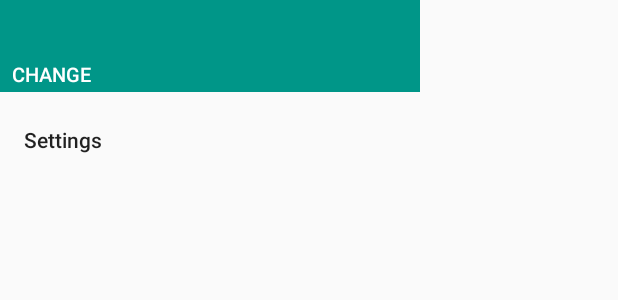
After one commit to nanorus/MaterialWeather, an Android app: the layout navigation_view.xml on its own in the app's theme, with its tools: preview values and no code run, on a phone screen of 412 x 824 dp. The commit adds this screen. Shown: the top 300 px of the screen. Run offline under Robolectric (Android 15) with nearby library versions, the phone set to English and light mode, and no system bars.

Commit message:
navigation drawer implemented code refactoring

```diff
--- /dev/null
+++ b/app/src/main/res/layout/navigation_view.xml
@@ -0,0 +1,12 @@
+<?xml version="1.0" encoding="utf-8"?>
+<android.support.design.widget.NavigationView
+    xmlns:android="http://schemas.android.com/apk/res/android"
+    xmlns:app="http://schemas.android.com/apk/res-auto"
+    android:id="@+id/navigation"
+    android:layout_width="wrap_content"
+    android:layout_height="match_parent"
+    android:layout_gravity="start"
+    app:headerLayout="@layout/navigation_view_header"
+    app:menu="@menu/navigation_menu">
+
+</android.support.design.widget.NavigationView>
--- /dev/null
+++ b/app/src/main/res/layout/navigation_view_header.xml
@@ -0,0 +1,42 @@
+<?xml version="1.0" encoding="utf-8"?>
+<android.support.constraint.ConstraintLayout
+    xmlns:android="http://schemas.android.com/apk/res/android"
+    xmlns:app="http://schemas.android.com/apk/res-auto"
+    xmlns:tools="http://schemas.android.com/tools"
+    android:layout_width="match_parent"
+    android:layout_height="match_parent">
+
+
+    <ImageView
+        android:id="@+id/imageView"
+        android:layout_width="0dp"
+        android:layout_height="0dp"
+        android:background="@color/colorPrimary"
+        app:layout_constraintBottom_toBottomOf="@id/button_menu_changeCity"
+        app:layout_constraintLeft_toLeftOf="parent"
+        app:layout_constraintRight_toRightOf="parent"
+        app:layout_constraintTop_toTopOf="parent"/>
+
+    <TextView
+        android:id="@+id/textView_menu_city"
+        style="@style/PrimaryBigTextView"
+        android:layout_width="wrap_content"
+        android:layout_height="wrap_content"
+        android:layout_marginLeft="8dp"
+        android:layout_marginTop="8dp"
+        android:gravity="start"
+        app:layout_constraintStart_toStartOf="parent"
+        app:layout_constraintTop_toTopOf="parent"
+        tools:text="London"/>
+
+    <Button
+        android:id="@+id/button_menu_changeCity"
+        style="@style/PrimarySmallTextButton"
+        android:layout_width="wrap_content"
+        android:layout_marginLeft="8dp"
+        android:gravity="start|center_vertical"
+        android:text="@string/change"
+        app:layout_constraintStart_toStartOf="parent"
+        app:layout_constraintTop_toBottomOf="@+id/textView_menu_city"/>
+
+</android.support.constraint.ConstraintLayout>
--- /dev/null
+++ b/app/src/main/res/menu/navigation_menu.xml
@@ -0,0 +1,6 @@
+<?xml version="1.0" encoding="utf-8"?>
+<menu xmlns:android="http://schemas.android.com/apk/res/android">
+    <item
+        android:id="@+id/menu_item_settings"
+        android:title="@string/settings"/>
+</menu>
--- a/app/src/main/res/values/colors.xml
+++ b/app/src/main/res/values/colors.xml
@@ -3,4 +3,6 @@
     <color name="colorPrimary">#009688</color>
     <color name="colorPrimaryDark">#00695C</color>
     <color name="colorAccent">#FFC400</color>
+    <color name="white">#FFFFFF</color>
+    <color name="transparent">#00000000</color>
 </resources>
--- a/app/src/main/res/values/strings.xml
+++ b/app/src/main/res/values/strings.xml
@@ -1,3 +1,13 @@
 <resources>
     <string name="app_name">MaterialWeather</string>
+
+    <!-- Main screen -->
+    <string name="c">°C</string>
+
+    <!-- menu -->
+    <string name="settings">Settings</string>
+    <string name="change">change</string>
+    <string name="drawer_open">open drawer</string>
+    <string name="drawer_close">close drawer</string>
+
 </resources>
--- a/app/src/main/res/values/styles.xml
+++ b/app/src/main/res/values/styles.xml
@@ -1,11 +1,34 @@
 <resources>
 
     <!-- Base application theme. -->
-    <style name="AppTheme" parent="Theme.AppCompat.Light.NoActionBar">
+    <style name="AppTheme" parent="Theme.AppCompat.Light.DarkActionBar">
         <!-- Customize your theme here. -->
         <item name="colorPrimary">@color/colorPrimary</item>
         <item name="colorPrimaryDark">@color/colorPrimaryDark</item>
         <item name="colorAccent">@color/colorAccent</item>
     </style>
 
+    <style name="VeryBigTextView">
+        <item name="android:textSize">50sp</item>
+    </style>
+
+    <style name="PrimarySmallTextView">
+        <item name="android:textSize">14sp</item>
+        <item name="android:textColor">@color/white</item>
+    </style>
+    <style name="PrimaryTextView">
+        <item name="android:textSize">16sp</item>
+        <item name="android:textColor">@color/white</item>
+    </style>
+    <style name="PrimaryBigTextView">
+        <item name="android:textSize">22sp</item>
+        <item name="android:textColor">@color/white</item>
+    </style>
+    <style name="PrimarySmallTextButton">
+        <item name="android:textSize">13sp</item>
+        <item name="android:layout_height">24dp</item>
+        <item name="android:background">@color/transparent</item>
+        <item name="android:textColor">@color/white</item>
+    </style>
+
 </resources>
--- a/build.gradle
+++ b/build.gradle
@@ -4,9 +4,10 @@ buildscript {
     repositories {
         jcenter()
         mavenCentral()
+        google()
     }
     dependencies {
-        classpath 'com.android.tools.build:gradle:2.3.3'
+        classpath 'com.android.tools.build:gradle:3.0.1'
         classpath 'me.tatarka:gradle-retrolambda:3.6.1'
         // NOTE: Do not place your application dependencies here; they belong
         // in the individual module build.gradle files
@@ -16,6 +17,7 @@ buildscript {
 allprojects {
     repositories {
         jcenter()
+        google()
     }
 }
 
```
Also changed, not shown: app/build.gradle (+12 -8 lines), app/src/main/java/com/example/nanorus/materialweather/presentation/weather/view/WeatherActivity.java (+76 -22 lines), app/src/main/res/drawable/ic_arrow_back_white_24dp.xml (added, +9 -0 lines), app/src/main/res/drawable/ic_menu_white_24dp.xml (added, +9 -0 lines), app/src/main/res/drawable/ic_search_white_24dp.xml (added, +9 -0 lines), app/src/main/res/layout/activity_weather.xml (+26 -9 lines), gradle/wrapper/gradle-wrapper.properties, 1 other file.
